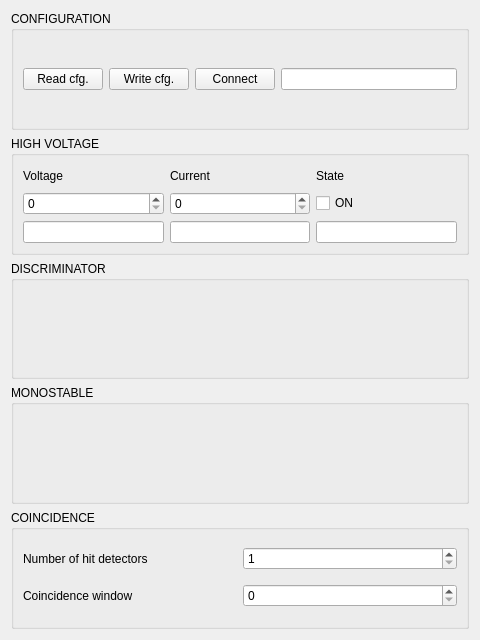
First picture: the form in projects/muoscope/client/muoscope.ui, repository pavel-demin/giga-zee-notes, before the edit.
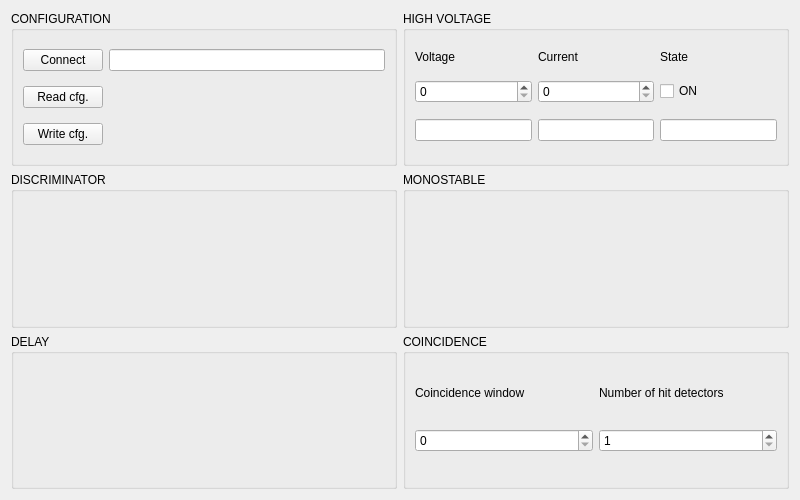
Second picture: the form after the edit.

```diff
--- a/projects/muoscope/client/muoscope.ui
+++ b/projects/muoscope/client/muoscope.ui
@@ -6,44 +6,44 @@
    <rect>
     <x>0</x>
     <y>0</y>
-    <width>480</width>
-    <height>640</height>
+    <width>800</width>
+    <height>500</height>
    </rect>
   </property>
   <property name="minimumSize">
    <size>
-    <width>480</width>
-    <height>640</height>
+    <width>800</width>
+    <height>500</height>
    </size>
   </property>
   <property name="windowTitle">
    <string>Form</string>
   </property>
   <layout class="QGridLayout" name="gridLayout">
-   <item row="1" column="0">
+   <item row="0" column="0">
     <widget class="QGroupBox" name="cfgGroup">
      <property name="title">
       <string>CONFIGURATION</string>
      </property>
      <layout class="QGridLayout" name="cfgLayout">
-      <item row="0" column="2">
+      <item row="0" column="0">
        <widget class="QPushButton" name="connectButton">
         <property name="text">
          <string>Connect</string>
         </property>
        </widget>
       </item>
-      <item row="0" column="3">
+      <item row="0" column="1">
        <widget class="QLineEdit" name="addrValue"/>
       </item>
-      <item row="0" column="0">
+      <item row="1" column="0">
        <widget class="QPushButton" name="readButton">
         <property name="text">
          <string>Read cfg.</string>
         </property>
        </widget>
       </item>
-      <item row="0" column="1">
+      <item row="2" column="0">
        <widget class="QPushButton" name="writeButton">
         <property name="text">
          <string>Write cfg.</string>
@@ -53,7 +53,7 @@
      </layout>
     </widget>
    </item>
-   <item row="2" column="0">
+   <item row="0" column="1">
     <widget class="QGroupBox" name="hvGroup">
      <property name="title">
       <string>HIGH VOLTAGE</string>
@@ -61,6 +61,12 @@
      <layout class="QGridLayout" name="hvLayout">
       <item row="0" column="0">
        <widget class="QLabel" name="voltageLabel">
+        <property name="sizePolicy">
+         <sizepolicy hsizetype="Preferred" vsizetype="Fixed">
+          <horstretch>0</horstretch>
+          <verstretch>0</verstretch>
+         </sizepolicy>
+        </property>
         <property name="text">
          <string>Voltage</string>
         </property>
@@ -82,6 +88,12 @@
       </item>
       <item row="0" column="1">
        <widget class="QLabel" name="currentLabel">
+        <property name="sizePolicy">
+         <sizepolicy hsizetype="Preferred" vsizetype="Fixed">
+          <horstretch>0</horstretch>
+          <verstretch>0</verstretch>
+         </sizepolicy>
+        </property>
         <property name="text">
          <string>Current</string>
         </property>
@@ -103,6 +115,12 @@
       </item>
       <item row="0" column="2">
        <widget class="QLabel" name="stateLabel">
+        <property name="sizePolicy">
+         <sizepolicy hsizetype="Preferred" vsizetype="Fixed">
+          <horstretch>0</horstretch>
+          <verstretch>0</verstretch>
+         </sizepolicy>
+        </property>
         <property name="text">
          <string>State</string>
         </property>
@@ -125,7 +143,7 @@
      </layout>
     </widget>
    </item>
-   <item row="3" column="0">
+   <item row="1" column="0">
     <widget class="QGroupBox" name="discGroup">
      <property name="title">
       <string>DISCRIMINATOR</string>
@@ -133,7 +151,7 @@
      <layout class="QGridLayout" name="discLayout"/>
     </widget>
    </item>
-   <item row="4" column="0">
+   <item row="1" column="1">
     <widget class="QGroupBox" name="monoGroup">
      <property name="title">
       <string>MONOSTABLE</string>
@@ -141,37 +159,28 @@
      <layout class="QGridLayout" name="monoLayout"/>
     </widget>
    </item>
-   <item row="5" column="0">
+   <item row="2" column="0">
+    <widget class="QGroupBox" name="dlyGroup">
+     <property name="title">
+      <string>DELAY</string>
+     </property>
+     <layout class="QGridLayout" name="dlyLayout"/>
+    </widget>
+   </item>
+   <item row="2" column="1">
     <widget class="QGroupBox" name="coiGroup">
      <property name="title">
       <string>COINCIDENCE</string>
      </property>
      <layout class="QGridLayout" name="coiLayout">
       <item row="0" column="0">
-       <widget class="QLabel" name="cutLabel">
-        <property name="text">
-         <string>Number of hit detectors</string>
-        </property>
-       </widget>
-      </item>
-      <item row="0" column="1">
-       <widget class="QSpinBox" name="cutValue">
-        <property name="minimum">
-         <number>1</number>
-        </property>
-        <property name="maximum">
-         <number>4</number>
-        </property>
-       </widget>
-      </item>
-      <item row="1" column="0">
        <widget class="QLabel" name="wndLabel">
         <property name="text">
          <string>Coincidence window</string>
         </property>
        </widget>
       </item>
-      <item row="1" column="1">
+      <item row="1" column="0">
        <widget class="QSpinBox" name="wndValue">
         <property name="minimum">
          <number>0</number>
@@ -181,6 +190,29 @@
         </property>
        </widget>
       </item>
+      <item row="0" column="1">
+       <widget class="QLabel" name="cutLabel">
+        <property name="sizePolicy">
+         <sizepolicy hsizetype="Preferred" vsizetype="Fixed">
+          <horstretch>0</horstretch>
+          <verstretch>0</verstretch>
+         </sizepolicy>
+        </property>
+        <property name="text">
+         <string>Number of hit detectors</string>
+        </property>
+       </widget>
+      </item>
+      <item row="1" column="1">
+       <widget class="QSpinBox" name="cutValue">
+        <property name="minimum">
+         <number>1</number>
+        </property>
+        <property name="maximum">
+         <number>4</number>
+        </property>
+       </widget>
+      </item>
      </layout>
     </widget>
    </item>
```
